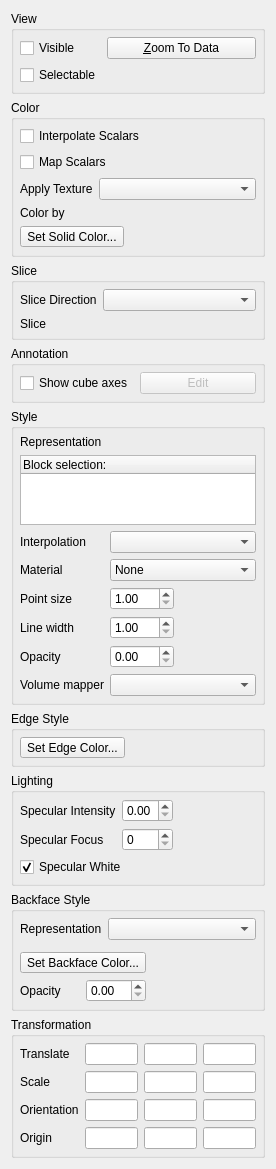
First picture: the form in Qt/Components/Resources/UI/pqDisplayProxyEditor.ui, repository wildmichael/ParaView3-enhancements-old, before the edit.
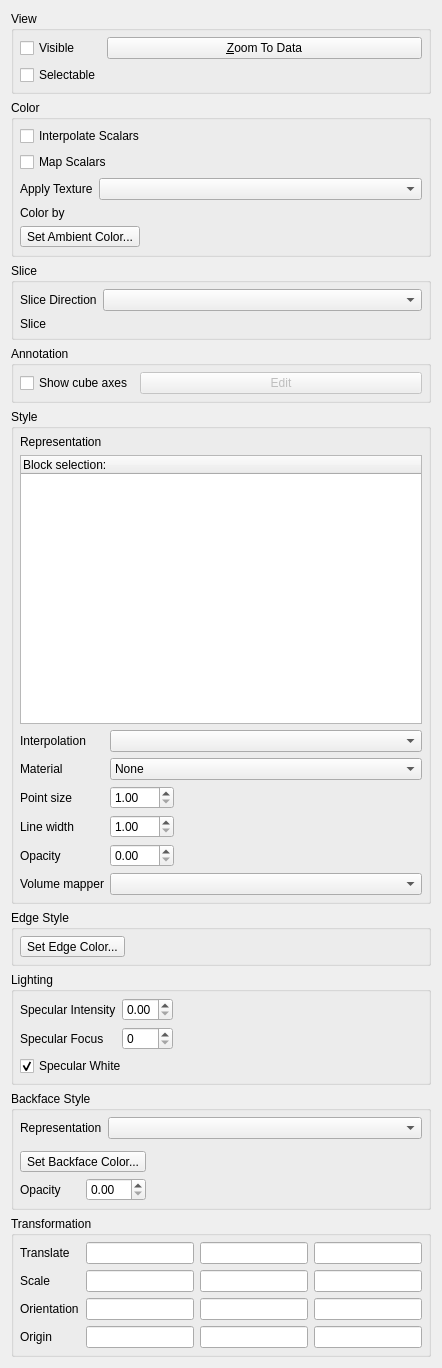
Second picture: the form after the edit. The open tabs and pages were chosen to show the change. Custom widgets are drawn as their Qt base class.

Commit message: BUG: Fixed BUG #8773 and BUG #9121. Now, the AmbientColor is changed when the representation type is set to Wireframe/Outline/Points. Otherwise the the DiffuseColor is set using the GUI. AmbientColor is linked to Foreground Color while DiffuseColor is linked to SurfaceColor. This implies that when user changes representation type from surface to wireframe, there may be a color change, but that's a side effect we have to live with with make the palettes behave correctly for non-shaded and shaded geometry.

What changed in the file:
```diff
--- a/Qt/Components/Resources/UI/pqDisplayProxyEditor.ui
+++ b/Qt/Components/Resources/UI/pqDisplayProxyEditor.ui
@@ -5,8 +5,8 @@
    <rect>
     <x>0</x>
     <y>0</y>
-    <width>251</width>
-    <height>1151</height>
+    <width>442</width>
+    <height>1368</height>
    </rect>
   </property>
   <property name="windowTitle" >
@@ -212,15 +212,72 @@
            </widget>
           </item>
           <item row="0" column="1" >
-           <widget class="QLabel" name="label_21" >
+           <spacer>
+            <property name="orientation" >
+             <enum>Qt::Horizontal</enum>
+            </property>
+            <property name="sizeHint" >
+             <size>
+              <width>40</width>
+              <height>20</height>
+             </size>
+            </property>
+           </spacer>
+          </item>
+         </layout>
+        </widget>
+        <widget class="QWidget" name="AmbientColorPage">
+         <property name="sizePolicy" >
+          <sizepolicy vsizetype="Fixed" hsizetype="MinimumExpanding" >
+           <horstretch>0</horstretch>
+           <verstretch>0</verstretch>
+          </sizepolicy>
+         </property>
+         <layout class="QGridLayout" >
+          <property name="leftMargin" >
+           <number>0</number>
+          </property>
+          <property name="topMargin" >
+           <number>0</number>
+          </property>
+          <property name="rightMargin" >
+           <number>0</number>
+          </property>
+          <property name="bottomMargin" >
+           <number>0</number>
+          </property>
+          <property name="horizontalSpacing" >
+           <number>6</number>
+          </property>
+          <property name="verticalSpacing" >
+           <number>6</number>
+          </property>
+          <item row="0" column="0" >
+           <widget class="pqStandardColorButton" name="AmbientColor" >
+            <property name="enabled" >
+             <bool>true</bool>
+            </property>
+            <property name="toolTip" >
+             <string>&lt;html>&lt;head>&lt;meta name="qrichtext" content="1" />&lt;/head>&lt;body style=" white-space: pre-wrap; font-family:Sans Serif; font-size:9pt; font-weight:400; font-style:normal; text-decoration:none;">&lt;p style=" margin-top:0px; margin-bottom:0px; margin-left:0px; margin-right:0px; -qt-block-indent:0; text-indent:0px;">Edit the constant color for the geometry.&lt;/p>&lt;/body>&lt;/html></string>
+            </property>
             <property name="text" >
-             <string/>
-            </property>
-            <property name="alignment" >
-             <set>Qt::AlignLeading|Qt::AlignLeft|Qt::AlignVCenter</set>
+             <string>Set Ambient Color...</string>
             </property>
            </widget>
           </item>
+          <item row="0" column="1" >
+           <spacer>
+            <property name="orientation" >
+             <enum>Qt::Horizontal</enum>
+            </property>
+            <property name="sizeHint" >
+             <size>
+              <width>40</width>
+              <height>20</height>
+             </size>
+            </property>
+           </spacer>
+          </item>
          </layout>
         </widget>
        </widget>
```
Left out of the diff: 2 changed lines with no effect on the pictures. The commit also changes 2 other files.
